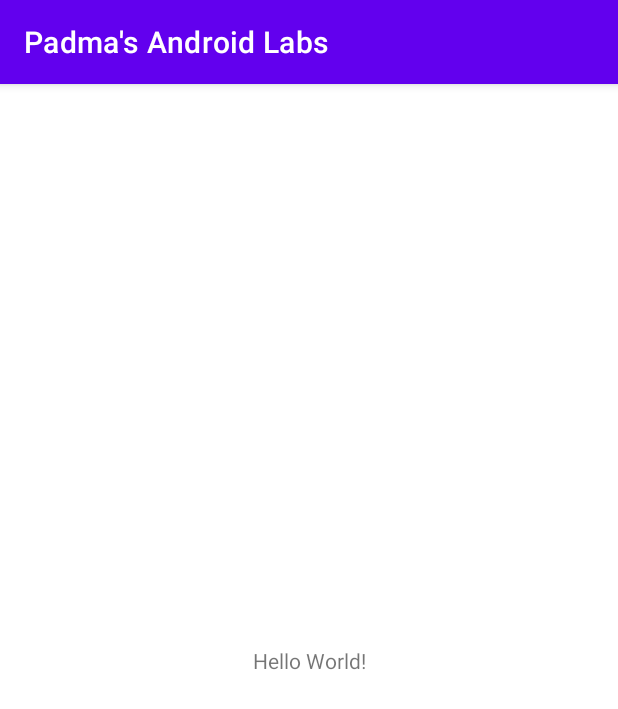
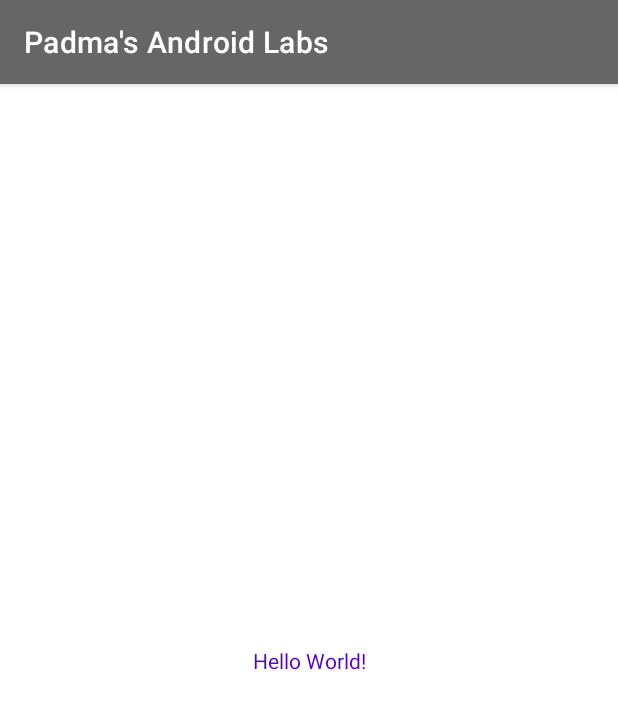
Before and after one commit to padma2code/PadmasAndroidLabs, an Android app: the screen it shows after launch (MainActivity), on a phone screen of 412 x 824 dp. Shown: the top 709 px of the screen. Run offline under Robolectric (Android 15) with nearby library versions, the phone set to English and light mode, and no system bars.

Commit message:
Updated Text Color

```diff
--- a/app/src/main/res/values-night/themes.xml
+++ /dev/null
@@ -1,16 +0,0 @@
-<resources xmlns:tools="http://schemas.android.com/tools">
-    <!-- Base application theme. -->
-    <style name="Theme.PadmasAndroidLabs" parent="Theme.MaterialComponents.DayNight.DarkActionBar">
-        <!-- Primary brand color. -->
-        <item name="colorPrimary">@color/purple_200</item>
-        <item name="colorPrimaryVariant">@color/purple_700</item>
-        <item name="colorOnPrimary">@color/black</item>
-        <!-- Secondary brand color. -->
-        <item name="colorSecondary">@color/teal_200</item>
-        <item name="colorSecondaryVariant">@color/teal_200</item>
-        <item name="colorOnSecondary">@color/black</item>
-        <!-- Status bar color. -->
-        <item name="android:statusBarColor">?attr/colorPrimaryVariant</item>
-        <!-- Customize your theme here. -->
-    </style>
-</resources>
--- a/app/src/main/res/values/colors.xml
+++ b/app/src/main/res/values/colors.xml
@@ -1,10 +1,9 @@
 <?xml version="1.0" encoding="utf-8"?>
 <resources>
-    <color name="purple_200">#FFBB86FC</color>
-    <color name="purple_500">#FF6200EE</color>
-    <color name="purple_700">#FF3700B3</color>
-    <color name="teal_200">#FF03DAC5</color>
-    <color name="teal_700">#FF018786</color>
+    <color name="my_primary">#FF666666</color>
+    <color name="my_secondary">#66FFFF</color>
+    <color name="my_statusbar">#FF4700B2</color>
+    <color name="my_text">#FF5400C2</color>
     <color name="black">#FF000000</color>
     <color name="white">#FFFFFFFF</color>
 </resources>
--- a/app/src/main/res/values/themes.xml
+++ b/app/src/main/res/values/themes.xml
@@ -2,15 +2,16 @@
     <!-- Base application theme. -->
     <style name="Theme.PadmasAndroidLabs" parent="Theme.MaterialComponents.DayNight.DarkActionBar">
         <!-- Primary brand color. -->
-        <item name="colorPrimary">@color/purple_500</item>
-        <item name="colorPrimaryVariant">@color/purple_700</item>
+        <item name="colorPrimary">@color/my_primary</item>
+
         <item name="colorOnPrimary">@color/white</item>
         <!-- Secondary brand color. -->
-        <item name="colorSecondary">@color/teal_200</item>
-        <item name="colorSecondaryVariant">@color/teal_700</item>
+        <item name="colorSecondary">@color/my_secondary</item>
+
         <item name="colorOnSecondary">@color/black</item>
         <!-- Status bar color. -->
-        <item name="android:statusBarColor">?attr/colorPrimaryVariant</item>
+        <item name="android:statusBarColor">@color/my_statusbar</item>
         <!-- Customize your theme here. -->
+        <item name="android:textColor">@color/my_text</item>
     </style>
 </resources>
```
Also changed, not shown: 2 other files.
